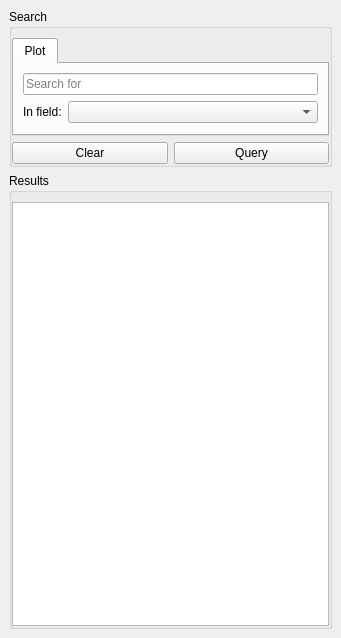
Qt form asistente_ladm_col/ui/dockwidget_queries.ui (SwissTierrasColombia/Asistente-LADM-COL) before a commit.
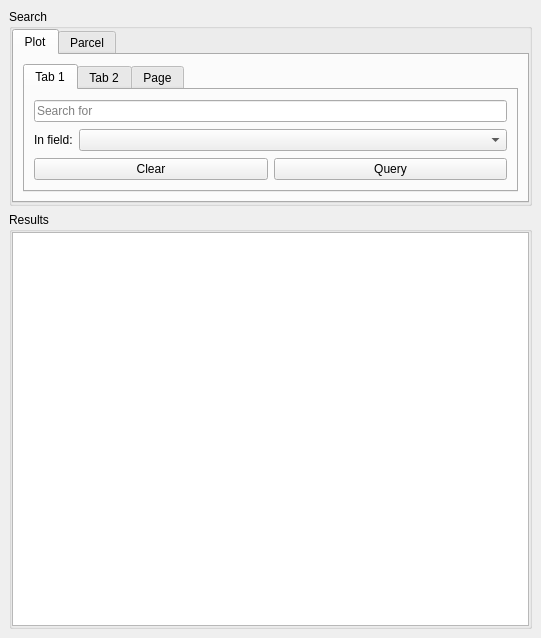
The same form after that commit.

Commit message:
[ui] returning to tabs working
If any bug was fixed, this must be apply in this new version

```diff
--- a/asistente_ladm_col/ui/dockwidget_queries.ui
+++ b/asistente_ladm_col/ui/dockwidget_queries.ui
@@ -6,10 +6,16 @@
    <rect>
     <x>0</x>
     <y>0</y>
-    <width>341</width>
+    <width>541</width>
     <height>638</height>
    </rect>
   </property>
+  <property name="minimumSize">
+   <size>
+    <width>312</width>
+    <height>535</height>
+   </size>
+  </property>
   <property name="windowTitle">
    <string>LADM-COL</string>
   </property>
@@ -37,7 +43,7 @@
         <number>0</number>
        </property>
        <property name="topMargin">
-        <number>9</number>
+        <number>0</number>
        </property>
        <property name="rightMargin">
         <number>0</number>
@@ -45,24 +51,6 @@
        <property name="bottomMargin">
         <number>0</number>
        </property>
-       <item row="1" column="0">
-        <layout class="QHBoxLayout" name="horizontalLayout_2">
-         <item>
-          <widget class="QPushButton" name="btn_clear">
-           <property name="text">
-            <string>Clear</string>
-           </property>
-          </widget>
-         </item>
-         <item>
-          <widget class="QPushButton" name="btn_query">
-           <property name="text">
-            <string>Query</string>
-           </property>
-          </widget>
-         </item>
-        </layout>
-       </item>
        <item row="0" column="0">
         <widget class="QTabWidget" name="tabWidget">
          <property name="currentIndex">
@@ -74,6 +62,16 @@
           </attribute>
           <layout class="QGridLayout" name="gridLayout_4">
            <item row="0" column="0">
+            <widget class="QTabWidget" name="tab_plot_options">
+             <property name="currentIndex">
+              <number>0</number>
+             </property>
+             <widget class="QWidget" name="tab_plot_coordinates">
+              <attribute name="title">
+               <string>Tab 1</string>
+              </attribute>
+              <layout class="QGridLayout" name="gridLayout_5">
+               <item row="0" column="0">
             <widget class="QLineEdit" name="txt_plot_query">
              <property name="text">
               <string/>
@@ -104,7 +102,44 @@
              </item>
             </layout>
            </item>
-          </layout>
+               <item row="2" column="0">
+                <layout class="QHBoxLayout" name="horizontalLayout_2">
+                 <item>
+                  <widget class="QPushButton" name="btn_clear">
+                   <property name="text">
+                    <string>Clear</string>
+                   </property>
+                  </widget>
+                 </item>
+                 <item>
+                  <widget class="QPushButton" name="btn_query">
+                   <property name="text">
+                    <string>Query</string>
+                   </property>
+                  </widget>
+                 </item>
+                </layout>
+               </item>
+              </layout>
+             </widget>
+             <widget class="QWidget" name="tab_plot_neighbours">
+              <attribute name="title">
+               <string>Tab 2</string>
+              </attribute>
+             </widget>
+             <widget class="QWidget" name="tab_plot_survey">
+              <attribute name="title">
+               <string>Page</string>
+              </attribute>
+             </widget>
+            </widget>
+           </item>
+          </layout>
+         </widget>
+         <widget class="QWidget" name="tab_parcel">
+          <attribute name="title">
+           <string>Parcel</string>
+          </attribute>
          </widget>
         </widget>
        </item>
@@ -127,7 +162,7 @@
         <number>0</number>
        </property>
        <property name="topMargin">
-        <number>9</number>
+        <number>0</number>
        </property>
        <property name="rightMargin">
         <number>0</number>
@@ -136,17 +171,7 @@
         <number>0</number>
        </property>
        <item row="0" column="0">
-        <widget class="QTreeView" name="treeView">
-         <property name="autoFillBackground">
-          <bool>false</bool>
-         </property>
-         <property name="alternatingRowColors">
-          <bool>true</bool>
-         </property>
-         <attribute name="headerVisible">
-          <bool>false</bool>
-         </attribute>
-        </widget>
+        <widget class="QTreeView" name="treeView"/>
        </item>
       </layout>
      </widget>
```
Left out of the diff: 2 changed lines with no effect on the pictures. Lines whose indentation alone changed are shown as unchanged. The commit also changes 2 other files.
